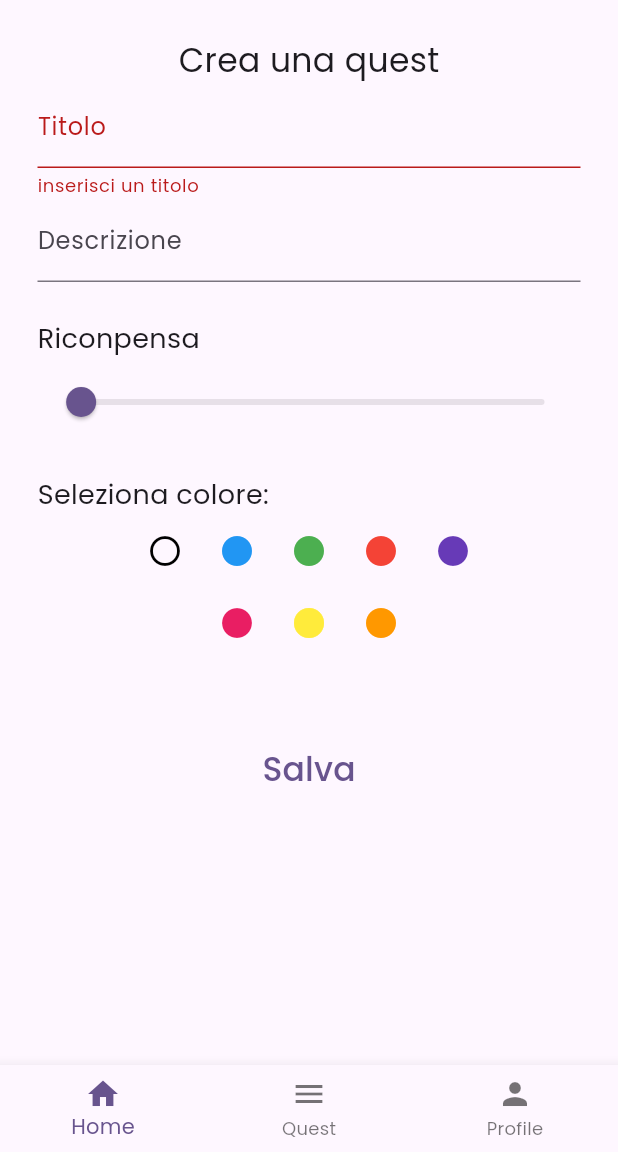
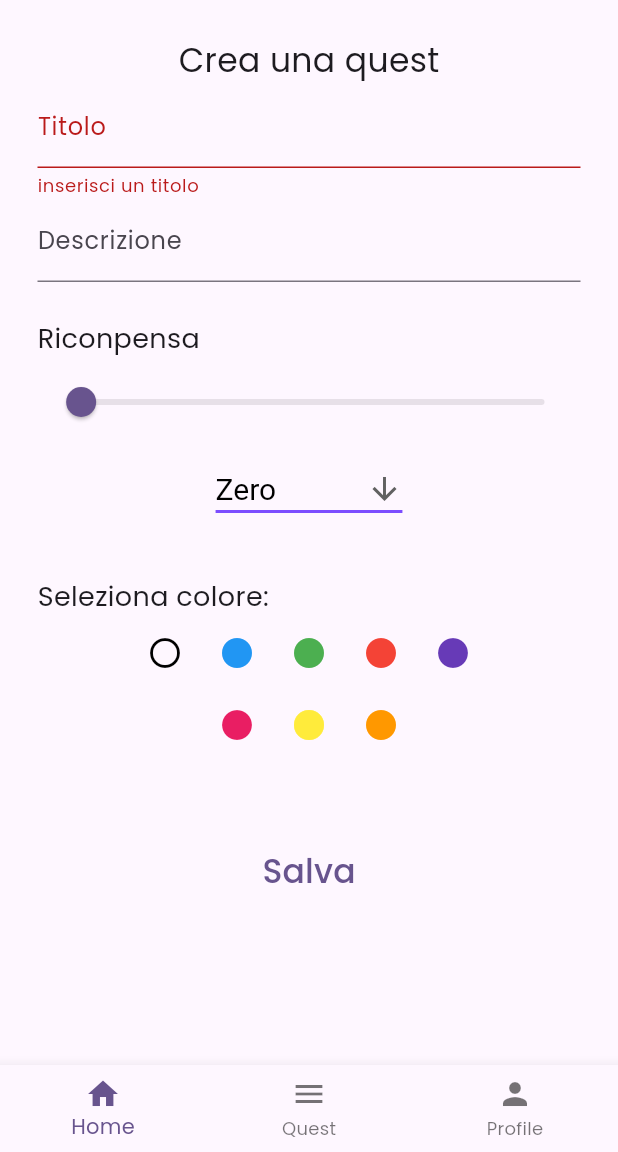
Before and after one commit to mike0697/quest_planner, a Flutter app: the screen it shows once a user with an empty profile is signed in, after a tap on "Salva", on a phone screen of 412 x 824 dp, the part 84-1236 px from its top. Run offline on Flutter 3.47's test engine with Material 3 defaults, Android fonts, the phone set to English and light mode, and no system bars; our stand-ins replace cloud_firestore, firebase_auth, firebase_core, google_fonts, isar; accounts and stored records are empty; generated files the repository leaves out were written again; network calls fail.

Commit message:
Aggiunto importanza

```diff
--- a/lib/models/quest.dart
+++ b/lib/models/quest.dart
@@ -11,4 +11,5 @@ class Quest{
   @Index()
   late String email;
   late String color;
+  late String importanza;
 }
--- a/lib/providers/quest_database.dart
+++ b/lib/providers/quest_database.dart
@@ -18,13 +18,14 @@ class QuestDatabase extends ChangeNotifier {
   final List<Quest> currentNotes = [];
 
   //create a note and save
-  Future<void> addNote({required String titolo, required String desc, required int punti, required String color}) async{
+  Future<void> addNote({required String titolo, required String desc, required int punti, required String color, required String importanza}) async{
     final newNote = Quest();
     newNote.titolo = titolo;
     newNote.descrizione = desc;
     newNote.ricompensa = punti;
     newNote.email = Auth().getCurrentUserEmail()!;
     newNote.color = color;
+    newNote.importanza = importanza;
 
     //save to db
     await isar.writeTxn(() => isar.quests.put(newNote));
--- a/lib/screens/HomeScreen.dart
+++ b/lib/screens/HomeScreen.dart
@@ -21,7 +21,7 @@ class _HomeScreenState extends State<HomeScreen> {
   };
 
   double _currentValueSlider = 1.0;
-
+  String _valoreSelezionato ="Zero";
 
 
 
@@ -80,6 +80,40 @@ class _HomeScreenState extends State<HomeScreen> {
                     ),
                   ),
 
+                  //seleziona importanza
+                  Padding(
+                    padding: EdgeInsets.all(10),
+                    child: Align(
+                      alignment: Alignment.center,
+                      child: DropdownButton<String>(
+                        value: _valoreSelezionato,
+                        icon: const Icon(Icons.arrow_downward),
+                        iconSize: 24,
+                        elevation: 16,
+                        style: const TextStyle(color: Colors.black, fontSize: 20),
+                        underline: Container(
+                          height: 2,
+                          color: Colors.deepPurpleAccent,
+                        ),
+                        onChanged: (newValue) {
+                          setState(() {
+                            _valoreSelezionato = newValue!;
+                          });
+                        },
+                        items: <String>['Zero', 'Secondario', 'Prioritario', 'Urgente']
+                            .map<DropdownMenuItem<String>>((String value) {
+                          return DropdownMenuItem<String>(
+                            value: value,
+                            child: Text(value),
+                          );
+                        }).toList(),
+                      ),
+                    ),
+                  ),
+
+
+
+
                   Padding(padding: const EdgeInsets.only(top: 25),
                       child: Container(
                         alignment: Alignment.topLeft,
@@ -117,8 +151,9 @@ class _HomeScreenState extends State<HomeScreen> {
                             String titolo = data["titolo"];
                             String desc = data["descrizione"];
                             String color = data["color"];
+                            String importanza = _valoreSelezionato;
                             //crea una nota
-                            context.read<QuestDatabase>().addNote(titolo: titolo, desc: desc, punti: _currentValueSlider.toInt() , color: color);
+                            context.read<QuestDatabase>().addNote(titolo: titolo, desc: desc, punti: _currentValueSlider.toInt() , color: color, importanza: importanza);
                             // Pulisci i controller e resetta il form
                             _titoloController.clear();
                             _descrizioneController.clear();
@@ -130,6 +165,8 @@ class _HomeScreenState extends State<HomeScreen> {
                   ),
 
 
+
+
                 ],
               ),
             ),
```
Also changed, not shown: lib/screens/QuestScreen.dart (+10 -1 lines).
